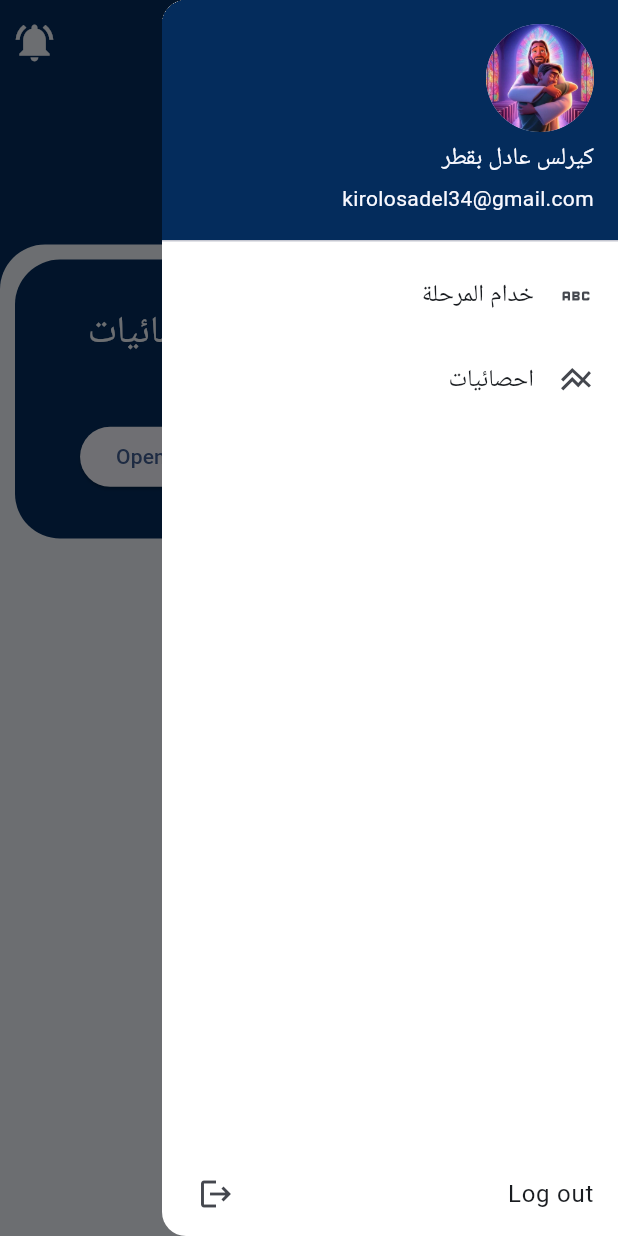
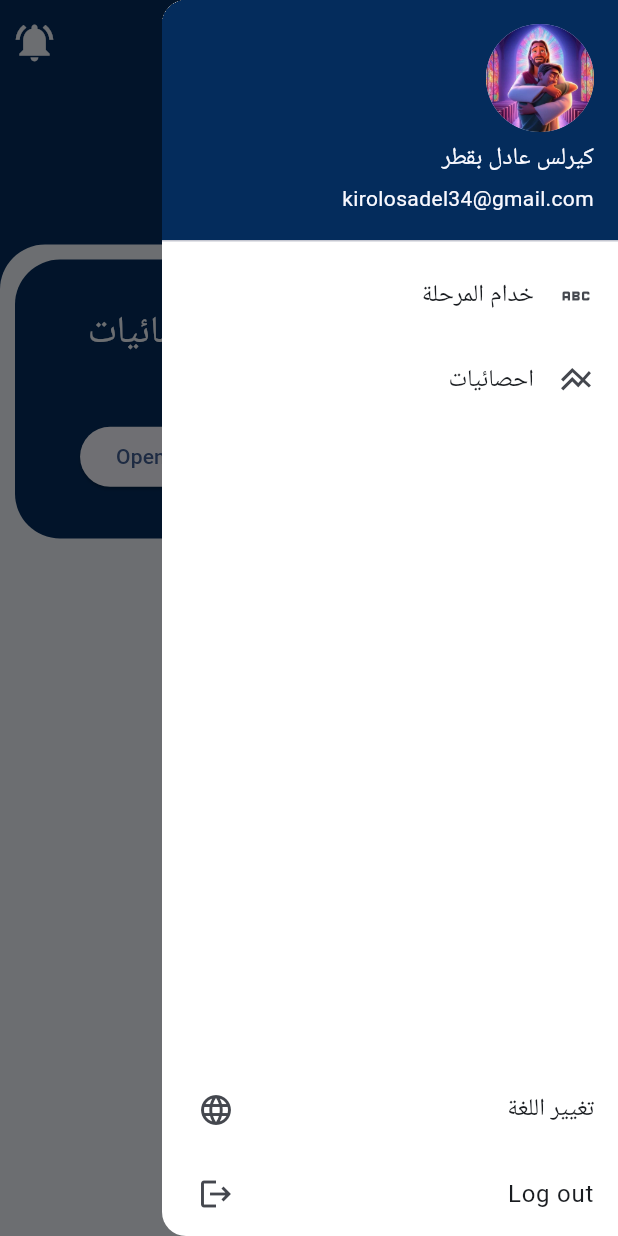
Before and after one commit to MinaYasser100/Faithful-Servant, a Flutter app: the GeneralManager screen opened by its route, with the side drawer open, on a phone screen of 412 x 824 dp. Run offline on Flutter 3.47's test engine with Material 3 defaults, Android fonts, the light colour scheme and no system bars; our stand-ins replace cloud_firestore, firebase_auth, firebase_core, firebase_storage, flutter_animate, flutter_bloc and 5 more; accounts and stored records are empty; Roboto replaces fonts that are missing (Cairo).

Commit message:
handle change language

```diff
--- a/lib/core/helper/constant.dart
+++ b/lib/core/helper/constant.dart
@@ -52,6 +52,8 @@ final List<String> currentServiceItems = [
 const kUserId = 'userId';
 String? userToken;
 
+const languageKey = 'language';
+
 double bodyRadious = 30.0;
 
 List<Map> pages = [
--- a/lib/core/helper/get_pages.dart
+++ b/lib/core/helper/get_pages.dart
@@ -3,6 +3,7 @@ import 'package:faithful_servant/features/general_manager/presentation/views/gen
 import 'package:faithful_servant/features/login/presentation/views/login_view.dart';
 import 'package:faithful_servant/features/mine_servant/presentation/views/mine_servant_screen.dart';
 import 'package:faithful_servant/features/register/presentation/views/register_view.dart';
+import 'package:faithful_servant/features/setting_language/presentation/views/setting_language_view.dart';
 import 'package:faithful_servant/features/splash_view/views/presentation/splash_view.dart';
 import 'package:faithful_servant/features/statistics/presentation/views/statistics_screen.dart';
 import 'package:faithful_servant/features/welcome_view/presentation/views/welcome_view.dart';
@@ -14,6 +15,7 @@ abstract class GetPages {
   static String kLoginView = '/LoginView';
   static String kRegisterView = '/RegisterView';
   static String kforgottenPasswordView = '/forgottenPasswordView';
+  static String kSettingLanguageView = '/SettingLanguageView';
   static String generalManager = '/generalManager';
   static String mineServant = '/MineServant';
   static String statistics = '/statistics';
@@ -58,5 +60,10 @@ abstract class GetPages {
       page: () => const ForgottenPasswordView(),
       transition: Transition.circularReveal,
     ),
+    GetPage(
+      name: kSettingLanguageView,
+      page: () => const SettinLanguagegView(),
+      transition: Transition.circularReveal,
+    ),
   ];
 }
--- a/lib/core/helper/local/app_local.dart
+++ b/lib/core/helper/local/app_locale.dart
@@ -13,7 +13,10 @@ class Applocal implements Translations {
           'forgotten password': 'نسيت كلمة المرور',
           'Please, enter your password': 'من فضلك ادخل كلمة المرور الخاصه بك',
           'Please, enter your email !': 'من فضلك ادخل الايميل الخاص بك',
-          'Create New Acount': 'انشاء حساب جديد'
+          'Create New Acount': 'انشاء حساب جديد',
+          'Arabic': 'اللغة العربية',
+          'English': 'اللغة الانجليزية',
+          'Change Language': 'تغيير اللغة',
         },
         "en": {
           'email': 'Email',
@@ -25,6 +28,9 @@ class Applocal implements Translations {
           'Please, enter your password': 'Please, enter your password',
           'Please, enter your email !': 'Please, enter your email !',
           'Create New Acount': 'Create New Acount',
+          'Arabic': 'Arabic',
+          'English': 'English',
+          'Change Language': 'Change Language',
         },
       };
 }
--- /dev/null
+++ b/lib/core/helper/local/locale_controller.dart
@@ -0,0 +1,16 @@
+import 'package:faithful_servant/core/helper/cache_helper.dart';
+import 'package:faithful_servant/core/helper/constant.dart';
+import 'package:flutter/material.dart';
+import 'package:get/get.dart';
+
+class AppLocalController extends GetxController {
+  Locale initilalLanguage = CacheHelper.getData(key: languageKey) == 'en'
+      ? const Locale('en')
+      : const Locale('ar');
+
+  void changeLocalLanguage({required String codeLanguage}) {
+    Locale locale = Locale(codeLanguage);
+    CacheHelper.saveData(key: languageKey, value: codeLanguage);
+    Get.updateLocale(locale);
+  }
+}
--- a/lib/core/widgets/Drawer/drawer.dart
+++ b/lib/core/widgets/Drawer/drawer.dart
@@ -1,6 +1,8 @@
 import 'package:faithful_servant/core/helper/constant.dart';
+import 'package:faithful_servant/core/helper/get_pages.dart';
 import 'package:faithful_servant/core/widgets/Drawer/widgets/drawer_pages_options.dart';
 import 'package:flutter/material.dart';
+import 'package:get/get.dart';
 
 class GeneralDrawer extends StatelessWidget {
   final int privilege;
@@ -24,6 +26,13 @@ class GeneralDrawer extends StatelessWidget {
           const DrawerPagesOptions(),
           ListTile(
             onTap: () {
+              Get.toNamed(GetPages.kSettingLanguageView);
+            },
+            title: Text('Change Language'.tr),
+            trailing: const Icon(Icons.language),
+          ),
+          ListTile(
+            onTap: () {
               // put log out code here ............
             },
             title: const Text('Log out'),
--- a/lib/main.dart
+++ b/lib/main.dart
@@ -1,7 +1,8 @@
 import 'package:faithful_servant/core/helper/cache_helper.dart';
 import 'package:faithful_servant/core/helper/constant.dart';
 import 'package:faithful_servant/core/helper/get_pages.dart';
-import 'package:faithful_servant/core/helper/local/app_local.dart';
+import 'package:faithful_servant/core/helper/local/app_locale.dart';
+import 'package:faithful_servant/core/helper/local/locale_controller.dart';
 import 'package:faithful_servant/core/widgets/bloc_observer.dart';
 import 'package:flutter/material.dart';
 import 'package:flutter_bloc/flutter_bloc.dart';
@@ -26,8 +27,9 @@ class MyApp extends StatelessWidget {
 
   @override
   Widget build(BuildContext context) {
+    AppLocalController appLocalController = Get.put(AppLocalController());
     return GetMaterialApp(
-      locale: const Locale('ar'),
+      locale: appLocalController.initilalLanguage,
       translations: Applocal(),
       theme: ThemeData(
         colorScheme: ColorScheme.fromSeed(seedColor: kPrimaryColor),
```
Also changed, not shown: lib/features/setting_language/presentation/views/setting_language_view.dart (added, +14 -0 lines), lib/features/setting_language/presentation/views/widgets/select_your_language.dart (added, +33 -0 lines), lib/features/setting_language/presentation/views/widgets/setting_language_view_body.dart (added, +53 -0 lines).
